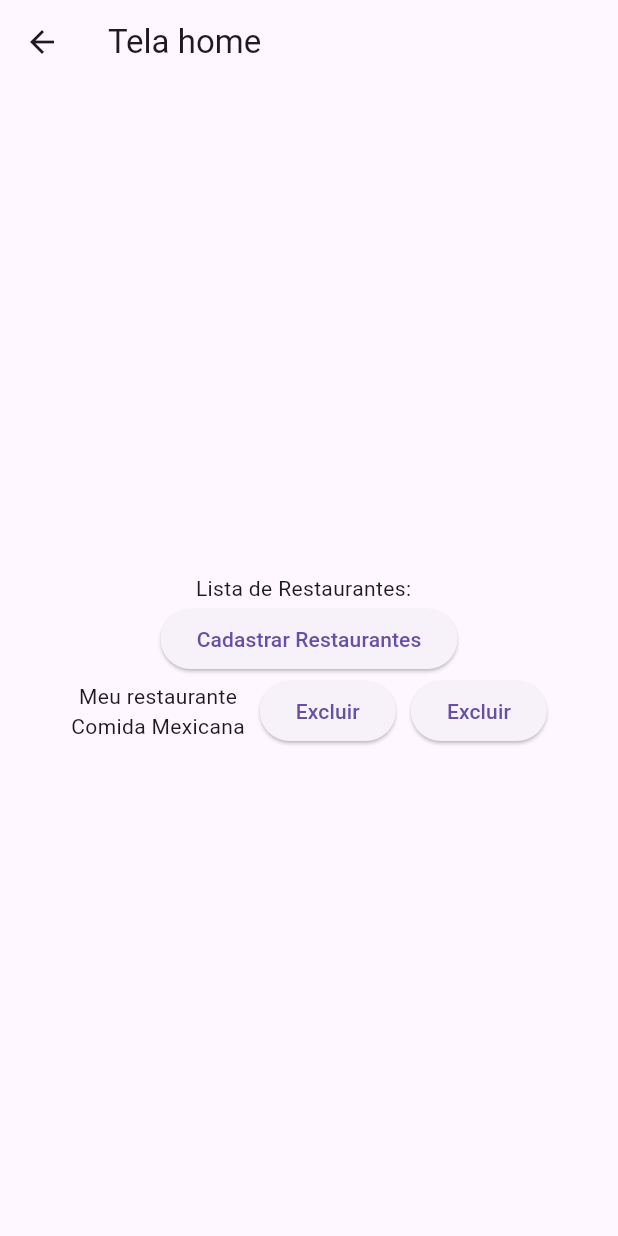
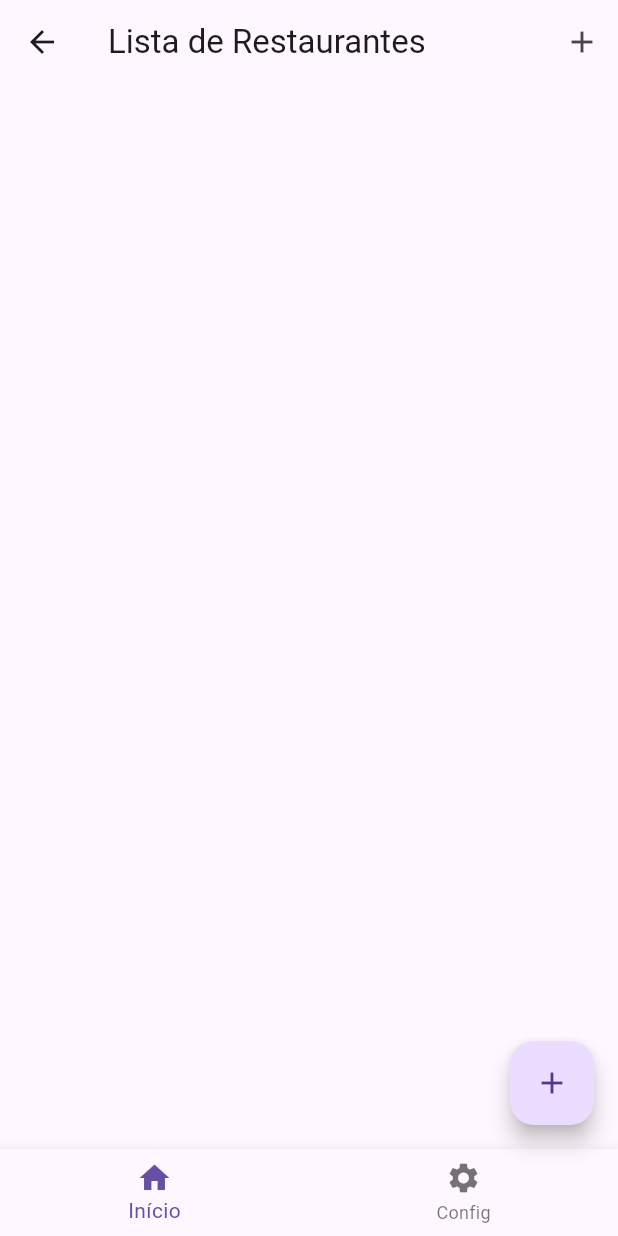
Before and after one commit to Gabrieldemarco1209/mimpedir, a Flutter app: the TelaHome screen opened directly, on a phone screen of 412 x 824 dp. Run offline on Flutter 3.47's test engine with Material 3 defaults, Android fonts, the phone set to English and light mode, and no system bars; our stand-ins replace sqflite; accounts and stored records are empty.

Commit message:
Refactor TelaHome to StatefulWidget and update UI

```diff
--- a/lib/tela_home.dart
+++ b/lib/tela_home.dart
@@ -1,44 +1,130 @@
 import 'package:flutter/material.dart';
 import 'package:mimpedir/tela_cad_restaurante.dart';
+import 'package:mimpedir/tela_edit_restaurante.dart';
+import '../restaurante.dart';
+import 'banco/restaurante_dao.dart';
 
+class TelaHome extends StatefulWidget {
+  const TelaHome({super.key});
 
-class TelaHome extends StatelessWidget {
-  TelaHome({super.key});
+  @override
+  State<TelaHome> createState() => TelaHomeState();
+}
 
+class TelaHomeState extends State<TelaHome> {
+  List<Restaurante> restaurantes = [];
 
+  @override
+  void initState() {
+    super.initState();
+    carregarRestaurantes();
+  }
+
+  Future<void> carregarRestaurantes() async {
+    final lista = await RestauranteDAO.listarTodos();
+    setState(() {
+      restaurantes = lista;
+    });
+  }
 
   @override
   Widget build(BuildContext context) {
     return Scaffold(
-      appBar: AppBar(title: const Text("Tela home")),
-      body: Padding(padding: const EdgeInsets.all(20),
-        child: Column(
-          mainAxisAlignment: MainAxisAlignment.center,
-        children: [
-          Text("Lista de Restaurantes:  "),
-          ElevatedButton(onPressed: (){  Navigator.push(context, MaterialPageRoute(builder: (context) => TelaCadRestaurante())
+      appBar: AppBar(
+        title: const Text('Lista de Restaurantes'),
+        actions: [
+          IconButton(
+            icon: const Icon(Icons.add),
+            onPressed: () async {
+              final resultado = await Navigator.push(
+                context,
+                MaterialPageRoute(builder: (context) => TelaCadRestaurante()),
+              );
+
+              // Se resultado for true, recarrega a lista
+              if (resultado == true) {
+                carregarRestaurantes();
+              }
+            },
+          )
+        ],
+      ),
+      body: Padding(
+        padding: const EdgeInsets.all(10),
+        child: ListView.builder(
+          itemCount: restaurantes.length,
+          itemBuilder: (context, index) {
+            final r = restaurantes[index];
+            return Card(
+              margin: const EdgeInsets.symmetric(vertical: 8),
+              child: ListTile(
+                title: Text(r.nomeRestaurante ?? 'sem nome'),
+                subtitle: Text('ID: ${r.codigo}'),
+                trailing: Row(
+                  mainAxisSize: MainAxisSize.min,
+                  children: [
+                    IconButton(
+                      icon: const Icon(Icons.edit, color: Colors.indigo),
+                      onPressed: () async{
+                        // Aqui você pode implementar a edição
+                        TelaEditRestaurante.restaurante = await RestauranteDAO.listar(r.codigo);
+                        Navigator.push(context, MaterialPageRoute(builder: (context) => TelaEditRestaurante()));
+                      },
+                    ),
+                    IconButton(
+                      icon: const Icon(Icons.delete, color: Colors.brown),
+                      onPressed: () {
+                        showDialog(
+                          context: context,
+                          builder: (BuildContext context) => AlertDialog(
+                            title: const Text('ATENÇÃO!'),
+                            content: const Text('Confirmar exclusão'),
+                            actions: [
+                              TextButton(
+                                onPressed: () {
+                                  Navigator.pop(context);
+                                },
+                                child: const Text('Cancelar'),
+                              ),
+                              TextButton(
+                                onPressed: () async {
+                                  await RestauranteDAO.excluir(r);
+                                  await carregarRestaurantes();
+                                  Navigator.pop(context);
+                                },
+                                child: const Text('Sim'),
+                              ),
+                            ],
+                          ),
+                        );
+                      },
+                    ),
+                  ],
+                ),
+              ),
             );
-          }, child:  Text("Cadastrar Restaurantes")),
+          },
+        ),
+      ),
+      floatingActionButton: FloatingActionButton(
+        onPressed: () async {
+          final resultado = await Navigator.push(
+            context,
+            MaterialPageRoute(builder: (context) => TelaCadRestaurante()),
+          );
 
-          Row(
-            mainAxisAlignment: MainAxisAlignment.center,
-            children:
-            [
-              Column(
-            children: [
-                Text("Meu restaurante"),
-                Text("Comida Mexicana")
-                ],
-                ),
-                SizedBox(width: 10),
-                ElevatedButton(onPressed: (){}, child: Text("Excluir",)),
-                SizedBox(width: 10),
-                ElevatedButton(onPressed: (){}, child: Text("Excluir",)),
-              ],
-            ),
-          ],
-        ),
-      )
+          if (resultado == true) {
+            carregarRestaurantes();
+          }
+        },
+        child: const Icon(Icons.add),
+      ),
+      bottomNavigationBar: BottomNavigationBar(
+        items: const [
+          BottomNavigationBarItem(icon: Icon(Icons.home), label: 'Início'),
+          BottomNavigationBarItem(icon: Icon(Icons.settings), label: 'Config'),
+        ],
+      ),
     );
   }
 }
```
